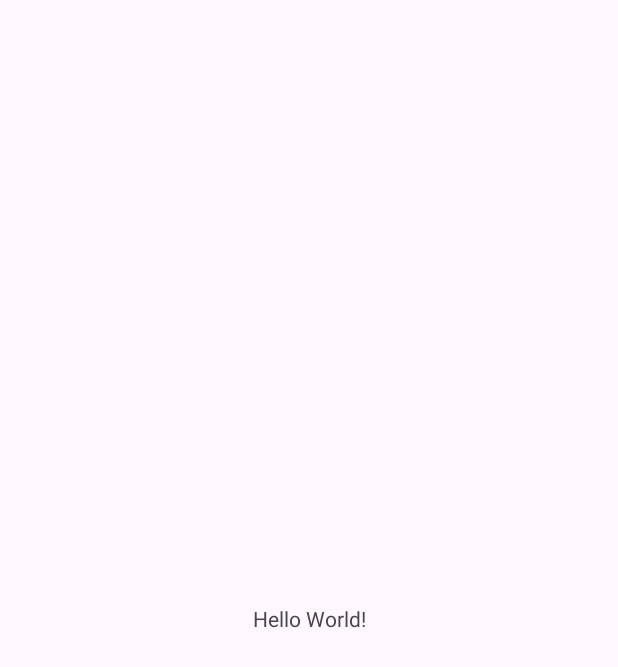
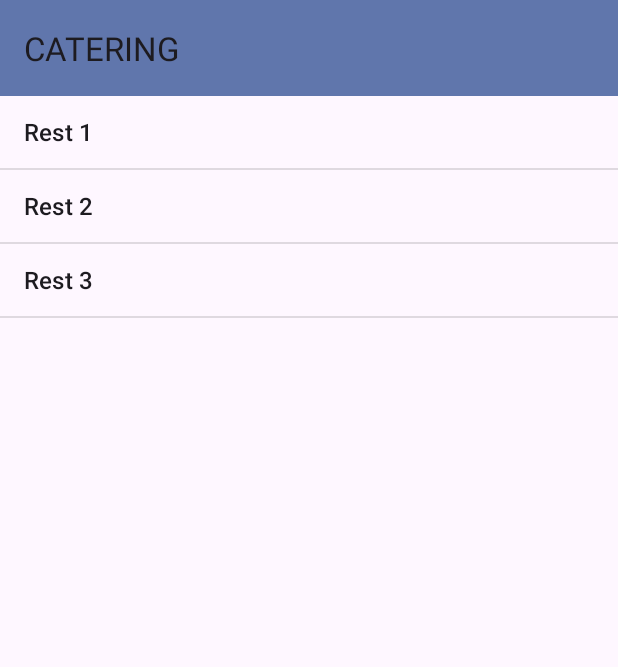
Before and after one commit to Ventona666/Catering, an Android app: the screen it shows after launch (MainActivity), on a phone screen of 412 x 824 dp. Before the commit the part shown is almost empty. Shown: the top 667 px of the screen. Run offline under Robolectric (Android 15) with nearby library versions, the phone set to English and light mode, and no system bars.

Commit message:
[CAT-16] Début page d'accueil

```diff
--- a/app/src/main/java/com/example/catering/MainActivity.java
+++ b/app/src/main/java/com/example/catering/MainActivity.java
@@ -3,12 +3,27 @@ package com.example.catering;
 import androidx.appcompat.app.AppCompatActivity;
 
 import android.os.Bundle;
+import android.widget.ArrayAdapter;
+import android.widget.ListView;
+
+import java.util.ArrayList;
 
 public class MainActivity extends AppCompatActivity {
+
+    private ListView listItems;
+    private ArrayList<String> listRestaurants = new ArrayList<>();
 
     @Override
     protected void onCreate(Bundle savedInstanceState) {
         super.onCreate(savedInstanceState);
-        setContentView(R.layout.activity_main);
+        setContentView(R.layout.home_page);
+        listItems = this.findViewById(R.id.list_item);
+
+        listRestaurants.add("Rest 1");
+        listRestaurants.add("Rest 2");
+        listRestaurants.add("Rest 3");
+
+        ArrayAdapter<String> adapter = new ArrayAdapter<>(this, android.R.layout.simple_list_item_1, listRestaurants);
+        listItems.setAdapter(adapter);
     }
 }
--- /dev/null
+++ b/app/src/main/res/layout/home_page.xml
@@ -0,0 +1,21 @@
+<?xml version="1.0" encoding="utf-8"?>
+<LinearLayout xmlns:android="http://schemas.android.com/apk/res/android"
+    xmlns:app="http://schemas.android.com/apk/res-auto"
+    android:orientation="vertical"
+    android:layout_width="match_parent"
+    android:layout_height="match_parent">
+
+    <androidx.appcompat.widget.Toolbar
+        android:id="@+id/toolbar"
+        android:layout_width="match_parent"
+        android:layout_height="wrap_content"
+        android:background="@color/material_dynamic_primary50"
+        android:minHeight="?attr/actionBarSize"
+        android:theme="?attr/actionBarTheme"
+        app:title="CATERING"/>
+
+    <ListView
+        android:id="@+id/list_item"
+        android:layout_width="match_parent"
+        android:layout_height="match_parent" />
+</LinearLayout>
```
